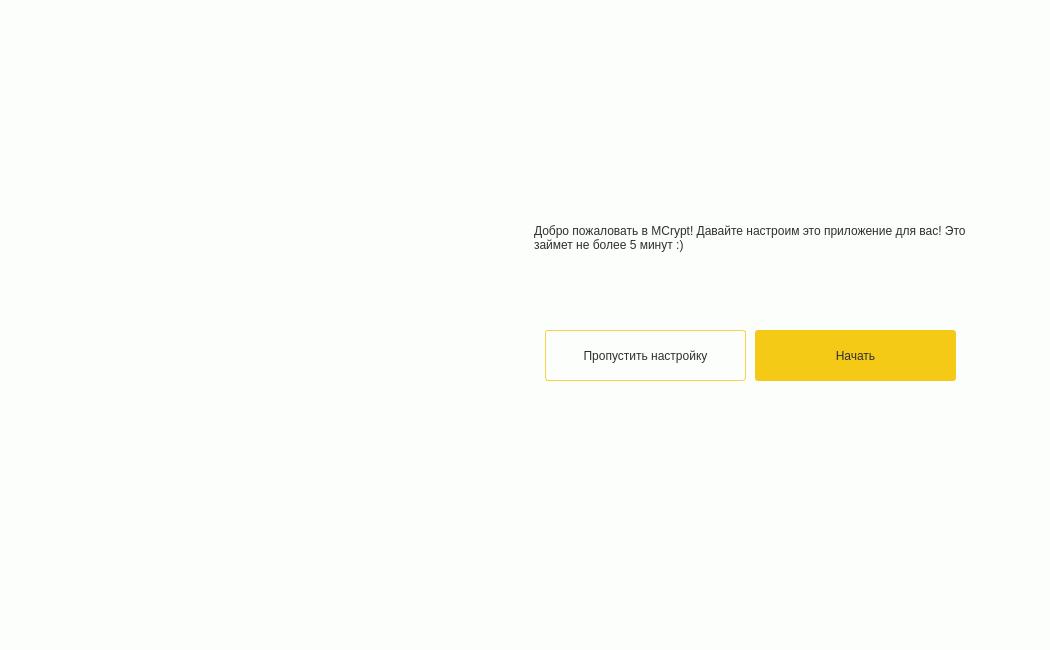
Above: src/views/templates/load_win.ui from Aiow-dev/MCryptApp before the change. Below: the same form after it.
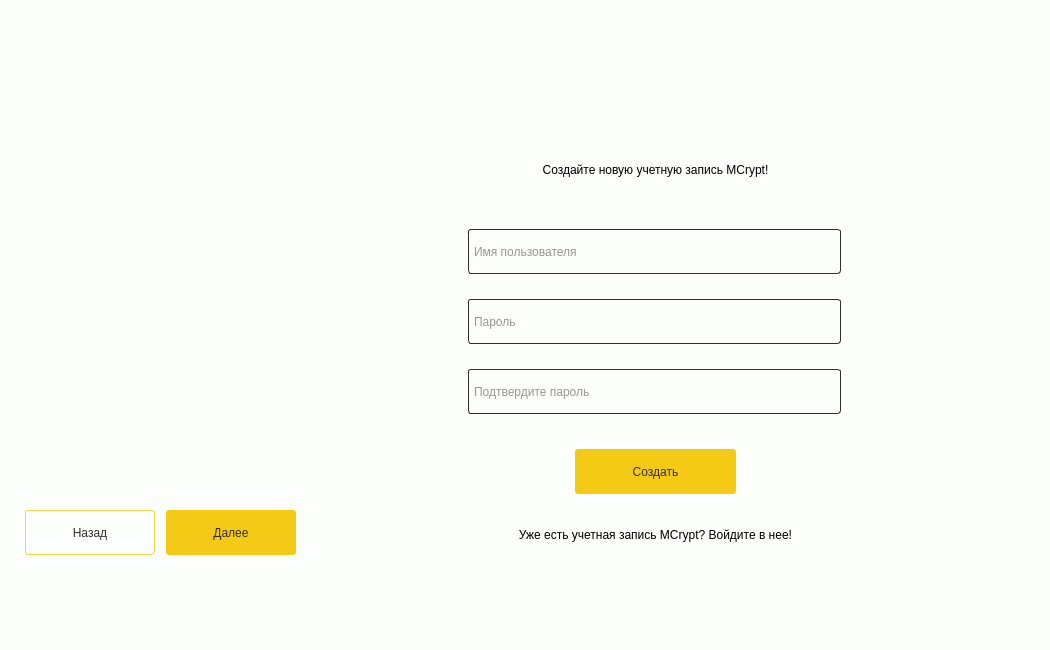
That is the form after the change. The open tabs and pages were chosen to show the change.

Commit message: add account load page

```diff
--- a/src/views/templates/load_win.ui
+++ b/src/views/templates/load_win.ui
@@ -48,8 +48,8 @@
         <rect>
          <x>755</x>
          <y>330</y>
-         <width>201</width>
-         <height>51</height>
+         <width>171</width>
+         <height>45</height>
         </rect>
        </property>
        <property name="styleSheet">
@@ -113,10 +113,10 @@
       <widget class="QPushButton" name="btn_skip_load">
        <property name="geometry">
         <rect>
-         <x>545</x>
+         <x>575</x>
          <y>330</y>
-         <width>201</width>
-         <height>51</height>
+         <width>171</width>
+         <height>45</height>
         </rect>
        </property>
        <property name="styleSheet">
@@ -982,6 +982,426 @@
       <zorder>system_style_lbl</zorder>
       <zorder>time_style_lbl</zorder>
      </widget>
+     <widget class="QWidget" name="page_4">
+      <widget class="QLabel" name="profile_lbl">
+       <property name="geometry">
+        <rect>
+         <x>-105</x>
+         <y>120</y>
+         <width>441</width>
+         <height>373</height>
+        </rect>
+       </property>
+       <property name="text">
+        <string/>
+       </property>
+       <property name="scaledContents">
+        <bool>false</bool>
+       </property>
+      </widget>
+      <widget class="QPushButton" name="btn_back_account">
+       <property name="geometry">
+        <rect>
+         <x>25</x>
+         <y>510</y>
+         <width>130</width>
+         <height>45</height>
+        </rect>
+       </property>
+       <property name="minimumSize">
+        <size>
+         <width>130</width>
+         <height>45</height>
+        </size>
+       </property>
+       <property name="maximumSize">
+        <size>
+         <width>200</width>
+         <height>16777215</height>
+        </size>
+       </property>
+       <property name="styleSheet">
+        <string notr="true">QPushButton {
+	border: 1px solid rgb(247, 211, 70);
+	border-radius: 3px;
+	background-color: rgb(252, 254, 252);
+	color: rgb(48, 47, 47);
+}
+
+QPushButton:hover {
+	background-color: rgb(247, 211, 70);
+}</string>
+       </property>
+       <property name="text">
+        <string>Назад</string>
+       </property>
+      </widget>
+      <widget class="QPushButton" name="btn_next_account">
+       <property name="geometry">
+        <rect>
+         <x>166</x>
+         <y>510</y>
+         <width>130</width>
+         <height>45</height>
+        </rect>
+       </property>
+       <property name="minimumSize">
+        <size>
+         <width>130</width>
+         <height>45</height>
+        </size>
+       </property>
+       <property name="maximumSize">
+        <size>
+         <width>200</width>
+         <height>16777215</height>
+        </size>
+       </property>
+       <property name="styleSheet">
+        <string notr="true">QPushButton {
+	border-radius: 3px;
+	background-color: rgb(244, 202, 22);
+	color: rgb(48, 47, 47);
+}
+
+QPushButton:hover {
+	background-color: rgb(247, 211, 70);
+}</string>
+       </property>
+       <property name="text">
+        <string>Далее</string>
+       </property>
+      </widget>
+      <widget class="QStackedWidget" name="account_wgt">
+       <property name="geometry">
+        <rect>
+         <x>350</x>
+         <y>119</y>
+         <width>611</width>
+         <height>461</height>
+        </rect>
+       </property>
+       <property name="currentIndex">
+        <number>0</number>
+       </property>
+       <widget class="QWidget" name="page_5">
+        <widget class="QLabel" name="label_3">
+         <property name="geometry">
+          <rect>
+           <x>150</x>
+           <y>40</y>
+           <width>311</width>
+           <height>21</height>
+          </rect>
+         </property>
+         <property name="styleSheet">
+          <string notr="true"/>
+         </property>
+         <property name="text">
+          <string>Создайте новую учетную запись MCrypt!</string>
+         </property>
+         <property name="alignment">
+          <set>Qt::AlignCenter</set>
+         </property>
+        </widget>
+        <widget class="QLineEdit" name="registration_username_txt">
+         <property name="geometry">
+          <rect>
+           <x>100</x>
+           <y>110</y>
+           <width>391</width>
+           <height>45</height>
+          </rect>
+         </property>
+         <property name="minimumSize">
+          <size>
+           <width>0</width>
+           <height>45</height>
+          </size>
+         </property>
+         <property name="styleSheet">
+          <string notr="true">QLineEdit {
+	border: 1px solid rgb(48, 47, 47);
+	border-radius: 3px;
+	margin: 0 0 0 18px;
+	padding: 0 3px;
+	color: rgb(48, 47, 47);
+}
+
+QLineEdit:focus {
+	border: 1px solid rgb(244, 202, 22);
+	background-color: rgb(244, 202, 22);
+}</string>
+         </property>
+         <property name="placeholderText">
+          <string>Имя пользователя</string>
+         </property>
+         <property name="clearButtonEnabled">
+          <bool>true</bool>
+         </property>
+        </widget>
+        <widget class="QLineEdit" name="registration_password_txt">
+         <property name="geometry">
+          <rect>
+           <x>100</x>
+           <y>180</y>
+           <width>391</width>
+           <height>45</height>
+          </rect>
+         </property>
+         <property name="minimumSize">
+          <size>
+           <width>0</width>
+           <height>45</height>
+          </size>
+         </property>
+         <property name="styleSheet">
+          <string notr="true">QLineEdit {
+	border: 1px solid rgb(48, 47, 47);
+	border-radius: 3px;
+	margin: 0 0 0 18px;
+	padding: 0 3px;
+	color: rgb(48, 47, 47);
+}
+
+QLineEdit:focus {
+	border: 1px solid rgb(244, 202, 22);
+	background-color: rgb(244, 202, 22);
+}</string>
+         </property>
+         <property name="placeholderText">
+          <string>Пароль</string>
+         </property>
+         <property name="clearButtonEnabled">
+          <bool>true</bool>
+         </property>
+        </widget>
+        <widget class="QLineEdit" name="registration_confirm_password_txt">
+         <property name="geometry">
+          <rect>
+           <x>100</x>
+           <y>250</y>
+           <width>391</width>
+           <height>45</height>
+          </rect>
+         </property>
+         <property name="minimumSize">
+          <size>
+           <width>0</width>
+           <height>45</height>
+          </size>
+         </property>
+         <property name="styleSheet">
+          <string notr="true">QLineEdit {
+	border: 1px solid rgb(48, 47, 47);
+	border-radius: 3px;
+	margin: 0 0 0 18px;
+	padding: 0 3px;
+	color: rgb(48, 47, 47);
+}
+
+QLineEdit:focus {
+	border: 1px solid rgb(244, 202, 22);
+	background-color: rgb(244, 202, 22);
+}</string>
+         </property>
+         <property name="placeholderText">
+          <string>Подтвердите пароль</string>
+         </property>
+         <property name="clearButtonEnabled">
+          <bool>true</bool>
+         </property>
+        </widget>
+        <widget class="QPushButton" name="btn_registration">
+         <property name="geometry">
+          <rect>
+           <x>225</x>
+           <y>330</y>
+           <width>161</width>
+           <height>45</height>
+          </rect>
+         </property>
+         <property name="styleSheet">
+          <string notr="true">QPushButton {
+	border-radius: 3px;
+	background-color: rgb(244, 202, 22);
+	color: rgb(48, 47, 47);
+}
+
+QPushButton:hover {
+	background-color: rgb(247, 211, 70);
+}</string>
+         </property>
+         <property name="text">
+          <string>Создать</string>
+         </property>
+        </widget>
+        <widget class="QPushButton" name="btn_login_page">
+         <property name="geometry">
+          <rect>
+           <x>120</x>
+           <y>400</y>
+           <width>371</width>
+           <height>31</height>
+          </rect>
+         </property>
+         <property name="styleSheet">
+          <string notr="true">QPushButton {
+	border: none;
+	border-radius: 3px;
+}
+
+QPushButton:hover {
+	background-color: rgba(247, 211, 70, 50);
+}</string>
+         </property>
+         <property name="text">
+          <string>Уже есть учетная запись MCrypt? Войдите в нее!</string>
+         </property>
+        </widget>
+       </widget>
+       <widget class="QWidget" name="page_6">
+        <widget class="QLabel" name="label_4">
+         <property name="geometry">
+          <rect>
+           <x>150</x>
+           <y>70</y>
+           <width>311</width>
+           <height>21</height>
+          </rect>
+         </property>
+         <property name="styleSheet">
+          <string notr="true"/>
+         </property>
+         <property name="text">
+          <string>Войдите в учетную запись MCrypt!</string>
+         </property>
+         <property name="alignment">
+          <set>Qt::AlignCenter</set>
+         </property>
+        </widget>
+        <widget class="QPushButton" name="btn_login">
+         <property name="geometry">
+          <rect>
+           <x>225</x>
+           <y>290</y>
+           <width>161</width>
+           <height>45</height>
+          </rect>
+         </property>
+         <property name="styleSheet">
+          <string notr="true">QPushButton {
+	border-radius: 3px;
+	background-color: rgb(244, 202, 22);
+	color: rgb(48, 47, 47);
+}
+
+QPushButton:hover {
+	background-color: rgb(247, 211, 70);
+}</string>
+         </property>
+         <property name="text">
+          <string>Войти</string>
+         </property>
+        </widget>
+        <widget class="QPushButton" name="btn_registration_page">
+         <property name="geometry">
+          <rect>
+           <x>120</x>
+           <y>360</y>
+           <width>371</width>
+           <height>31</height>
+          </rect>
+         </property>
+         <property name="styleSheet">
+          <string notr="true">QPushButton {
+	border: none;
+	border-radius: 3px;
+}
+
+QPushButton:hover {
+	background-color: rgba(247, 211, 70, 50);
+}</string>
+         </property>
+         <property name="text">
+          <string>Еще нет учетной записи MCrypt? Создайте ее!</string>
+         </property>
+        </widget>
+        <widget class="QLineEdit" name="login_username_txt">
+         <property name="geometry">
+          <rect>
+           <x>100</x>
+           <y>140</y>
+           <width>391</width>
+           <height>45</height>
+          </rect>
+         </property>
+         <property name="minimumSize">
+          <size>
+           <width>0</width>
+           <height>45</height>
+          </size>
+         </property>
+         <property name="styleSheet">
+          <string notr="true">QLineEdit {
+	border: 1px solid rgb(48, 47, 47);
+	border-radius: 3px;
+	margin: 0 0 0 18px;
+	padding: 0 3px;
+	color: rgb(48, 47, 47);
+}
+
+QLineEdit:focus {
+	border: 1px solid rgb(244, 202, 22);
+	background-color: rgb(244, 202, 22);
+}</string>
+         </property>
+         <property name="placeholderText">
+          <string>Имя пользователя</string>
+         </property>
+         <property name="clearButtonEnabled">
+          <bool>true</bool>
+         </property>
+        </widget>
+        <widget class="QLineEdit" name="login_password_txt">
+         <property name="geometry">
+          <rect>
+           <x>100</x>
+           <y>210</y>
+           <width>391</width>
+           <height>45</height>
+          </rect>
+         </property>
+         <property name="minimumSize">
+          <size>
+           <width>0</width>
+           <height>45</height>
+          </size>
+         </property>
+         <property name="styleSheet">
+          <string notr="true">QLineEdit {
+	border: 1px solid rgb(48, 47, 47);
+	border-radius: 3px;
+	margin: 0 0 0 18px;
+	padding: 0 3px;
+	color: rgb(48, 47, 47);
+}
+
+QLineEdit:focus {
+	border: 1px solid rgb(244, 202, 22);
+	background-color: rgb(244, 202, 22);
+}</string>
+         </property>
+         <property name="placeholderText">
+          <string>Пароль</string>
+         </property>
+         <property name="clearButtonEnabled">
+          <bool>true</bool>
+         </property>
+        </widget>
+       </widget>
+      </widget>
+     </widget>
      <widget class="QWidget" name="page_3">
       <widget class="QLabel" name="rocket_lbl">
        <property name="geometry">
```
Left out of the diff: 16 changed lines with no effect on the pictures. The commit also changes 3 other files.
